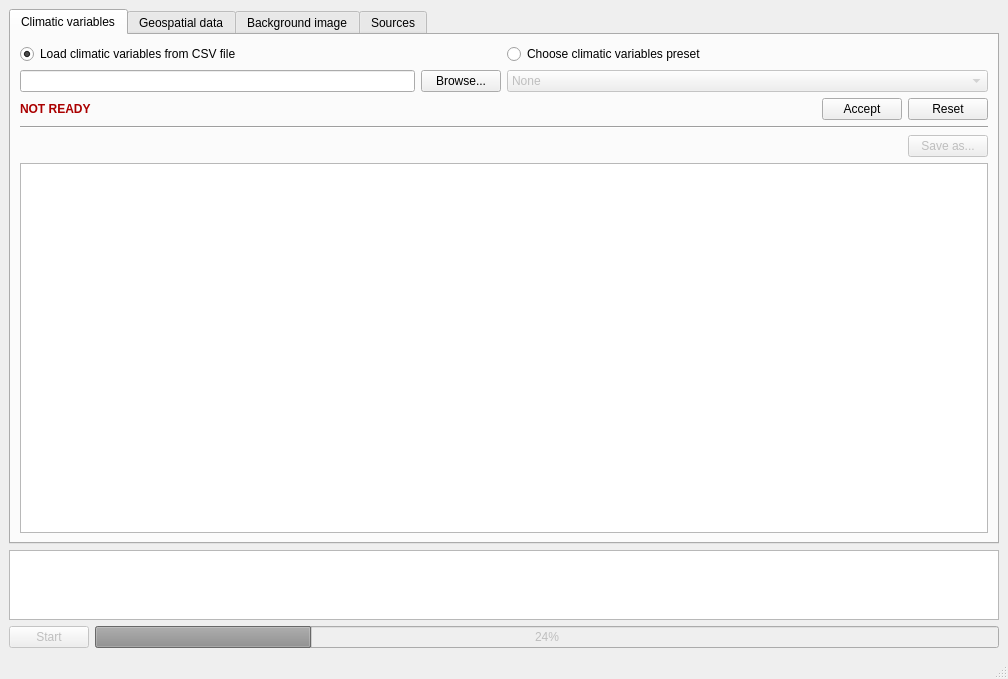
Old version of the form mainwindow.ui in the repository czertyaka/gaussian_dispersal.
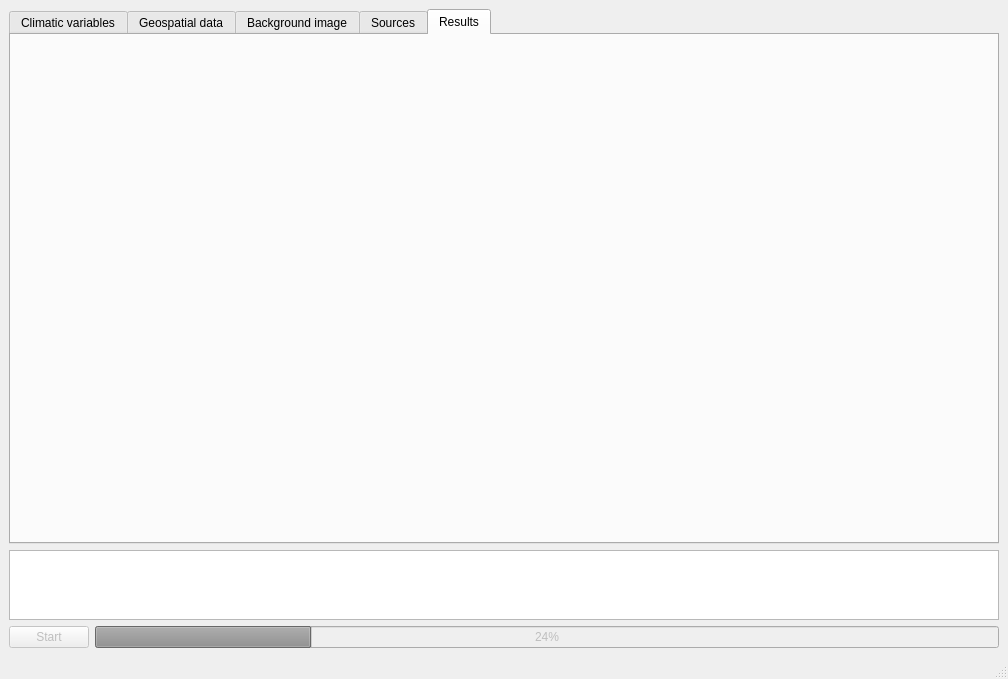
New version of the form. The open tabs and pages were chosen to show the change.

Commit message: GUI: results page & start button updating

```diff
--- a/mainwindow.ui
+++ b/mainwindow.ui
@@ -1212,6 +1212,14 @@
         </item>
        </layout>
       </widget>
+      <widget class="QWidget" name="resultsTab">
+       <property name="enabled">
+        <bool>false</bool>
+       </property>
+       <attribute name="title">
+        <string>Results</string>
+       </attribute>
+      </widget>
      </widget>
     </item>
     <item>
```
Left out of the diff: 2 changed lines with no effect on the pictures. The commit also changes 4 other files.
